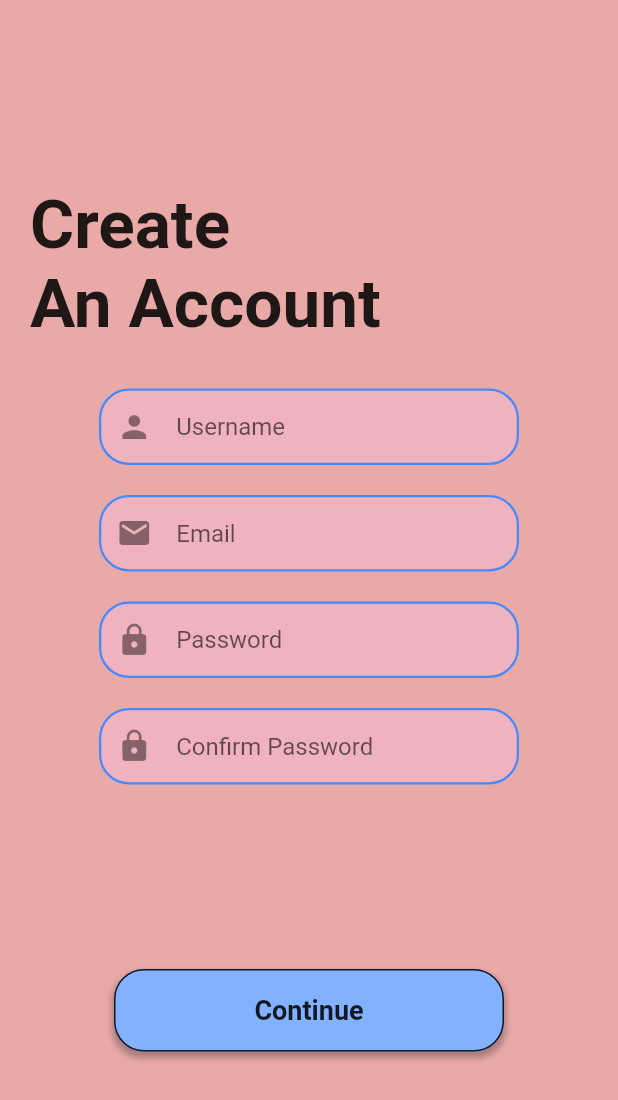
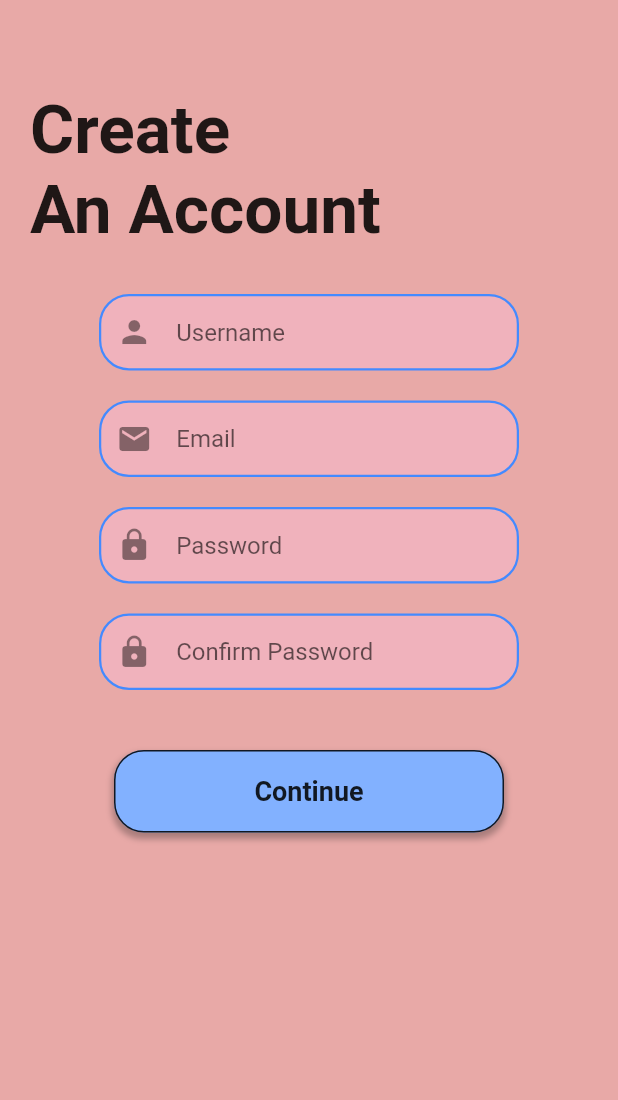
Before and after one commit to xReaPerD/ArtisticApp, a Flutter app: the screen it shows after launch, after a tap on "Create an Account", on a phone screen of 412 x 824 dp. Shown: the top 1100 px of the screen. Run offline on Flutter 3.47's test engine with Material 2 defaults, Android fonts, the phone set to English and light mode, and no system bars.

Commit message:
Fixed ScrollView

```diff
--- a/lib/Pages/LoginPage.dart
+++ b/lib/Pages/LoginPage.dart
@@ -15,13 +15,15 @@ class _LoginPageState extends State<LoginPage> {
     return MaterialApp(
         home: Scaffold(
           backgroundColor: const Color(0xFFE8A9A7), //peachy pink
-          body: Center(
+          body: SizedBox(height: MediaQuery.of(context).size.height,
+            child: SingleChildScrollView(
+                child: Center(
                   child: Column(
-              mainAxisAlignment: MainAxisAlignment.spaceEvenly,
                     children: [
                       Column(
                         children: [
-                    Align(
+                          const SizedBox(height: 60,),
+                          const Align(
                               alignment: Alignment.centerLeft,
                               child: Padding(padding: EdgeInsets.only(left: 20),
                                 child: Text("Create\nAn Account",style:
@@ -33,7 +35,7 @@ class _LoginPageState extends State<LoginPage> {
                               )
                           ),
 
-                    SizedBox(height: 30,),
+                          const SizedBox(height: 30,),
 
                           Container(
                             width: 280,
@@ -42,7 +44,7 @@ class _LoginPageState extends State<LoginPage> {
                                 borderRadius: BorderRadius.circular(20),
                                 border: Border.all(color: Colors.blueAccent,width: 1.5)
                             ),
-                      child: Padding(padding: EdgeInsets.only(left: 10,right: 10),
+                            child: const Padding(padding: EdgeInsets.only(left: 10,right: 10),
                               child: TextField(
                                 decoration: InputDecoration(
                                     hintText: "Username",
@@ -53,7 +55,7 @@ class _LoginPageState extends State<LoginPage> {
                             ),
                           ),
 
-                    SizedBox(height: 20,),
+                          const SizedBox(height: 20,),
 
                           Container(
                             width: 280,
@@ -62,7 +64,7 @@ class _LoginPageState extends State<LoginPage> {
                                 borderRadius: BorderRadius.circular(20),
                                 border: Border.all(color: Colors.blueAccent,width: 1.5)
                             ),
-                      child: Padding(padding: EdgeInsets.only(left: 10,right: 10),
+                            child: const Padding(padding: EdgeInsets.only(left: 10,right: 10),
                               child: TextField(
                                 decoration: InputDecoration(
                                     hintText: "Email",
@@ -73,7 +75,7 @@ class _LoginPageState extends State<LoginPage> {
                             ),
                           ),
 
-                    SizedBox(height: 20,),
+                          const SizedBox(height: 20,),
 
                           Container(
                             width: 280,
@@ -82,7 +84,7 @@ class _LoginPageState extends State<LoginPage> {
                                 borderRadius: BorderRadius.circular(20),
                                 border: Border.all(color: Colors.blueAccent,width: 1.5)
                             ),
-                      child: Padding(padding: EdgeInsets.only(left: 10,right: 10),
+                            child: const Padding(padding: EdgeInsets.only(left: 10,right: 10),
                               child: TextField(
                                 obscureText: true,
                                 decoration: InputDecoration(
@@ -94,7 +96,7 @@ class _LoginPageState extends State<LoginPage> {
                             ),
                           ),
 
-                    SizedBox(height: 20,),
+                          const SizedBox(height: 20,),
 
                           Container(
                             width: 280,
@@ -103,7 +105,7 @@ class _LoginPageState extends State<LoginPage> {
                                 borderRadius: BorderRadius.circular(20),
                                 border: Border.all(color: Colors.blueAccent,width: 1.5)
                             ),
-                      child: Padding(padding: EdgeInsets.only(left: 10,right: 10),
+                            child: const Padding(padding: EdgeInsets.only(left: 10,right: 10),
                               child: TextField(
                                 obscureText: true,
                                 decoration: InputDecoration(
@@ -116,6 +118,8 @@ class _LoginPageState extends State<LoginPage> {
                           )
                         ],
                       ),
+
+                      const SizedBox(height: 40,),
 
                       GestureDetector(
                         onTap: (){
@@ -152,8 +156,9 @@ class _LoginPageState extends State<LoginPage> {
                         ),
                       ),
                     ],
+                  ),
+                )),
           )
-          ),
         ),
     );
   }
```
Lines whose indentation alone changed are shown as unchanged.
